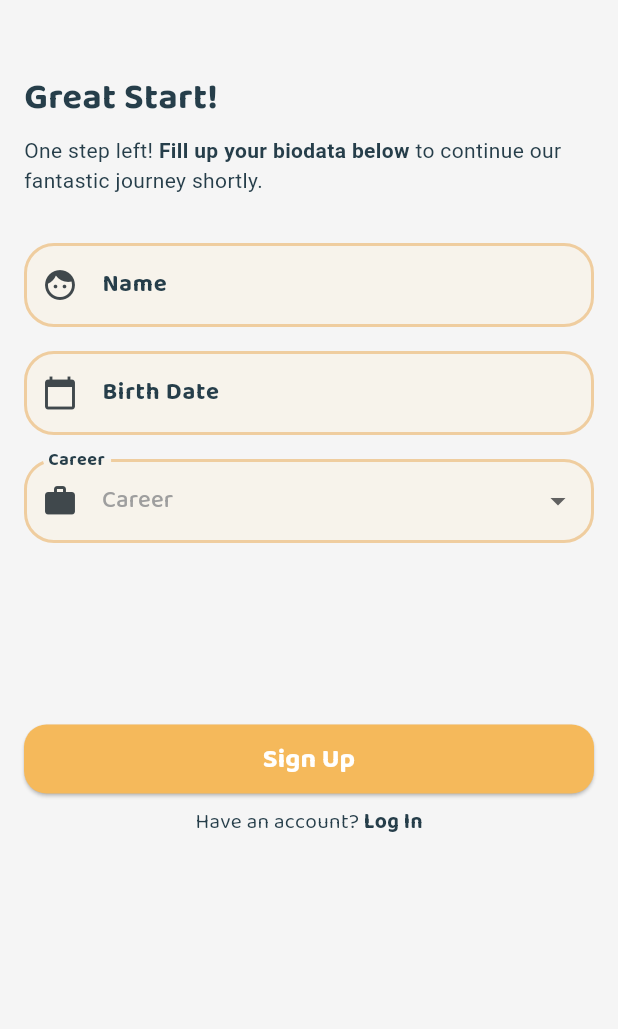
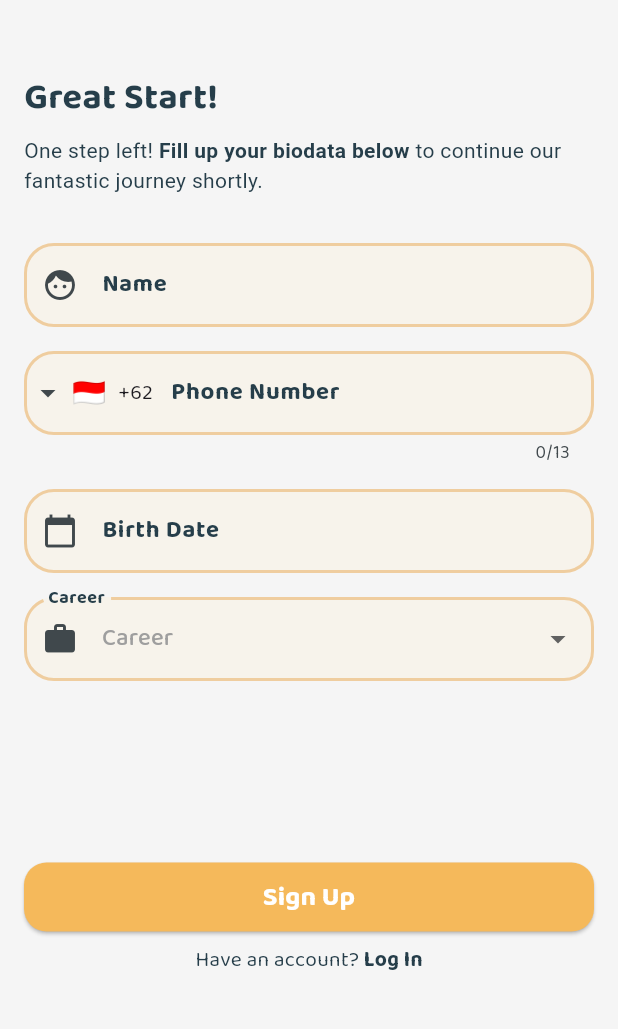
Before and after one commit to ayukrisn/tugas_progmob_1, a Flutter app: the SignupPage2 screen opened directly, on a phone screen of 412 x 824 dp, the part 117-1146 px from its top. Run offline on Flutter 3.47's test engine with Material 3 defaults, Android fonts, the light colour scheme and no system bars; drawn by our look-alikes of intl_phone_field; our stand-ins replace google_fonts.

Commit message:
added phone number field

```diff
--- a/lib/signup_page2.dart
+++ b/lib/signup_page2.dart
@@ -1,4 +1,5 @@
 import 'package:flutter/material.dart';
+import 'package:intl_phone_field/intl_phone_field.dart';
 import 'package:google_fonts/google_fonts.dart';
 import 'package:tugas_progmob_1/login_page.dart';
 import 'package:tugas_progmob_1/home_page.dart';
@@ -69,7 +70,7 @@ class _SignupPageState extends State<SignupPage2> {
   DateTime? _birthDate;
 
   TextEditingController _nameController = TextEditingController();
-  TextEditingController _usernameController = TextEditingController();
+  TextEditingController _phoneNumberController = TextEditingController();
   TextEditingController _careerController = TextEditingController();
   TextEditingController _dateController = TextEditingController();
 
@@ -154,25 +155,28 @@ class _SignupPageState extends State<SignupPage2> {
                       prefixIcon: Icon(Icons.face),
                     ),
                   ),
-                  // const SizedBox(height: 16),
-                  // TextFormField(
-                  //   controller: _usernameController,
-                  //   validator: (_usernameController) {
-                  //     if (_usernameController == null || _usernameController.isEmpty) {
-                  //       return 'Please enter your username.';
-                  //     }
-                  //     if (_usernameController.trim().contains(RegExp(r'\s'))) {
-                  //       return 'Whitespace is not allowed';
-                  //     }
-                  //     return null;
-                  //   },
-                  //   onSaved: (_usernameController) => _username = _usernameController,
-                  //   decoration: const InputDecoration(
-                  //     labelText: 'Username',
-                  //     hintText: 'Enter your username',
-                  //     prefixIcon: Icon(Icons.person_outline),
-                  //   ),
-                  // ),
+                  const SizedBox(height: 16),
+                  IntlPhoneField(
+                    controller: _phoneNumberController,
+                    decoration: const InputDecoration(
+                      labelText: 'Phone Number',
+                      border: OutlineInputBorder(
+                        borderSide: BorderSide(),
+                      ),
+                    ),
+                    initialCountryCode: 'ID',
+                    onChanged: (phone) {
+                      // print(phone.completeNumber);
+                      print(phone.number);
+                    },
+                    validator: (phone) {
+                      if (phone == null || phone.number.isEmpty) {
+                        return 'Please enter your phone number';
+                      }
+                      print("test" + phone.number);
+                      return null;
+                    },
+                  ),
                   const SizedBox(height: 16),
                   TextFormField(
                     controller: _dateController,
--- a/pubspec.yaml
+++ b/pubspec.yaml
@@ -36,6 +36,9 @@ dependencies:
   # Use with the CupertinoIcons class for iOS style icons.
   cupertino_icons: ^1.0.6
   google_fonts: ^6.2.1
+  is_valid: ^0.0.8
+  intl_phone_field: ^3.2.0
+  intl_phone_number_input: ^0.7.4
 
 dev_dependencies:
   flutter_test:
```
Also changed, not shown: pubspec.lock, 5 other files.
